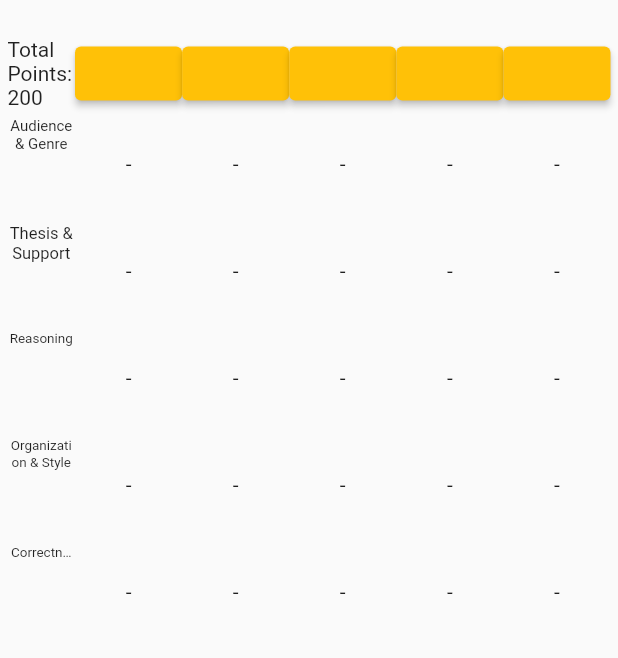
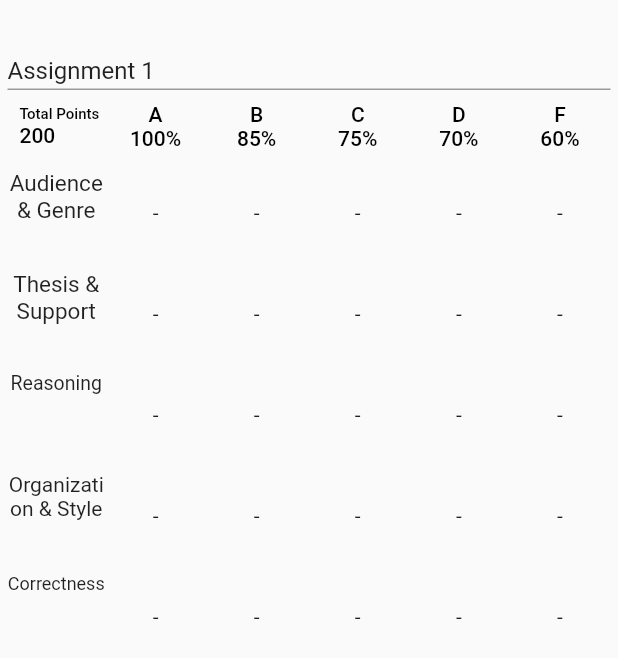
Before and after one commit to bzlister/rubric-grader, a Flutter app: the screen it shows after launch, on a phone screen of 412 x 824 dp. Shown: the top 658 px of the screen. Run offline on Flutter 3.47's test engine with Material 2 defaults, Android fonts, the light colour scheme and no system bars; drawn by our look-alikes of auto_size_text; our stand-ins replace flutter_spinbox.

Commit message:
assignment text

```diff
--- a/lib/components/quantity_selector.dart
+++ b/lib/components/quantity_selector.dart
@@ -1,19 +1,28 @@
+import 'package:flapp/models/rubric.dart';
 import 'package:flutter/material.dart';
 import 'package:flutter_spinbox/material.dart';
+import 'package:provider/provider.dart';
 
 class QuantitySelector extends StatelessWidget {
-  final void Function(double)? onChanged;
+  final int index;
+  final int initialValue;
 
-  const QuantitySelector({Key? key, required this.onChanged}) : super(key: key);
+  const QuantitySelector(
+      {Key? key, required this.index, required this.initialValue})
+      : super(key: key);
 
   @override
   Widget build(BuildContext context) {
-    return AlertDialog(
+    return Consumer<Rubric>(
+      builder: (context, rubric, child) => AlertDialog(
         content: SpinBox(
           min: 0,
           max: 100,
-        value: 75,
-        onChanged: onChanged,
+          step: 1,
+          value: initialValue.toDouble(),
+          onChanged: (value) {
+            rubric.updateGradeWeight(index, value.toInt());
+          },
         ),
         actions: [
           TextButton(
@@ -23,6 +32,7 @@
             child: const Text('Close'),
           ),
         ],
+      ),
     );
   }
 }
--- a/lib/components/rubric_container.dart
+++ b/lib/components/rubric_container.dart
@@ -1,68 +1,80 @@
+import 'package:auto_size_text/auto_size_text.dart';
 import 'package:flapp/components/quantity_selector.dart';
 import 'package:flapp/components/rubric_table.dart';
 import 'package:flapp/models/rubric.dart';
 import 'package:flutter/material.dart';
 import 'package:provider/provider.dart';
 
-class RubricContainer extends StatefulWidget {
+class RubricContainer extends StatelessWidget {
+  final double leftColumnWidth = 65;
+
   const RubricContainer({Key? key}) : super(key: key);
-
-  @override
-  State<RubricContainer> createState() => _RubricContainerState();
-}
-
-class _RubricContainerState extends State<RubricContainer> {
-  final double leftColumnWidth = 45;
-
-  @override
-  void initState() {
-    super.initState();
-    // default starting rubric
-  }
 
   @override
   Widget build(BuildContext context) {
     return Column(
       children: [
-        Row(
+        Consumer<Rubric>(
+          builder: (context, rubric, child) => SizedBox(
+            height: 35,
+            child: TextField(
+              onSubmitted: (value) {
+                rubric.setAssignmentName(value);
+              },
+              textInputAction: TextInputAction.go,
+              controller: TextEditingController(text: rubric.assignmentName),
+            ),
+          ),
+        ),
+        Consumer<Rubric>(
+          builder: (context, rubric, child) => Row(
             children: [
               SizedBox(
                 width: leftColumnWidth,
-              child: Consumer<Rubric>(
-                builder: (context, rubric, child) =>
-                    Text("Total Points: ${rubric.totalPoints}"),
+                child: TextButton(
+                  style: TextButton.styleFrom(
+                      primary: Colors.black, alignment: Alignment.bottomLeft),
+                  child: Wrap(
+                    direction: Axis.vertical,
+                    children: [
+                      const Text(
+                        "Total Points",
+                        style: TextStyle(fontSize: 10),
+                      ),
+                      Text("${rubric.totalPoints}")
+                    ],
+                  ),
+                  onPressed: () => print("total points"),
                 ),
               ),
-            grader(""),
-            grader(""),
-            grader(""),
-            grader(""),
-            grader(""),
+              ...List.generate(rubric.grades.length, (index) {
+                Factor grade = rubric.grades[index];
+                return Expanded(
+                  child: TextButton(
+                    style: TextButton.styleFrom(primary: Colors.black),
+                    child: Column(
+                      children: [
+                        Text(grade.label),
+                        Text("${grade.weight}%"),
                       ],
-        ),
-        RubricTable(),
-      ],
-    );
-  }
-
-  Widget grader(textVar) {
-    return Expanded(
-        child: ElevatedButton(
-      child: Text(
-        textVar,
                     ),
                     onPressed: () {
                       showDialog(
                         context: context,
                         builder: (BuildContext context) => QuantitySelector(
-            onChanged: (value) {
-              setState(() {
-                textVar = value.toString();
-              });
+                          index: index,
+                          initialValue: grade.weight,
+                        ),
+                      );
                     },
                   ),
                 );
-      },
-    ));
+              })
+            ],
+          ),
+        ),
+        RubricTable(leftColumnWidth: leftColumnWidth),
+      ],
+    );
   }
 }
--- a/lib/components/rubric_table.dart
+++ b/lib/components/rubric_table.dart
@@ -5,7 +5,10 @@
 import 'package:provider/provider.dart';
 
 class RubricTable extends StatelessWidget {
-  const RubricTable({Key? key}) : super(key: key);
+  final double leftColumnWidth;
+
+  const RubricTable({Key? key, required this.leftColumnWidth})
+      : super(key: key);
 
   @override
   Widget build(BuildContext context) {
@@ -19,7 +22,7 @@
               crossAxisAlignment: CrossAxisAlignment.start,
               children: [
                 SizedBox(
-                  width: 45,
+                  width: leftColumnWidth,
                   child: Padding(
                     padding: const EdgeInsets.only(top: 5),
                     child: AutoSizeText(
@@ -35,7 +38,8 @@
                 RowButton(
                     grades: rubric.grades,
                     worth:
-                        rubric.categories[index].weight * rubric.totalPoints),
+                        (rubric.categories[index].weight * rubric.totalPoints) /
+                            100.0),
               ],
             );
           },
--- a/lib/models/rubric.dart
+++ b/lib/models/rubric.dart
@@ -18,18 +18,18 @@
       : _totalPoints = 200,
         _assignmentName = "Assignment 1",
         _grades = [
-          Factor("A", 1.0),
-          Factor("B", 0.85),
-          Factor("C", 0.75),
-          Factor("D", 0.7),
-          Factor("F", 0.6)
+          Factor("A", 100),
+          Factor("B", 85),
+          Factor("C", 75),
+          Factor("D", 70),
+          Factor("F", 60)
         ],
         _categories = [
-          Factor("Audience & Genre", 0.3),
-          Factor("Thesis & Support", 0.3),
-          Factor("Reasoning", 0.2),
-          Factor("Organization & Style", 0.15),
-          Factor("Correctness", 0.05)
+          Factor("Audience & Genre", 30),
+          Factor("Thesis & Support", 30),
+          Factor("Reasoning", 20),
+          Factor("Organization & Style", 15),
+          Factor("Correctness", 5)
         ];
 
   int get totalPoints => _totalPoints;
@@ -48,8 +48,8 @@
 
   UnmodifiableListView<Factor> get grades => UnmodifiableListView(_grades);
 
-  void updateGrade(int index, Factor value) {
-    _grades[index] = value;
+  void updateGradeWeight(int index, int value) {
+    _grades[index].weight = value;
     notifyListeners();
   }
 
@@ -74,7 +74,7 @@
 
 class Factor {
   String label;
-  double weight;
+  int weight;
 
   Factor(this.label, this.weight);
 }
```
Lines whose indentation alone changed are shown as unchanged.
